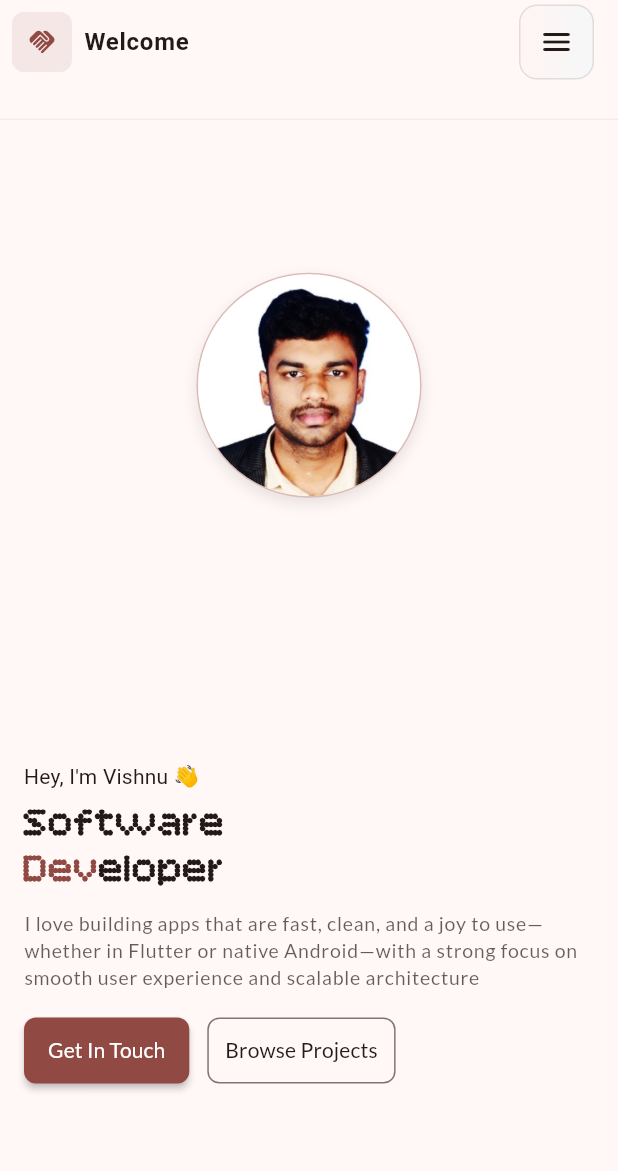
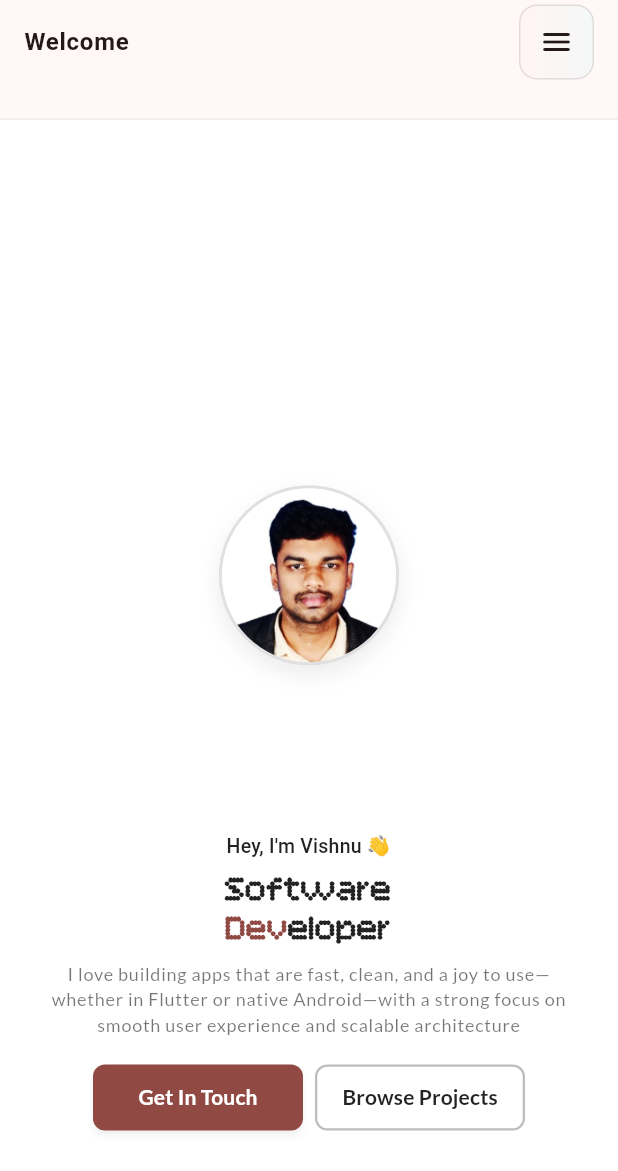
Before and after one commit to vishnusukumar14/portfolio, a Flutter app: the screen it shows after launch, on a phone screen of 412 x 824 dp. Shown: the top 1171 px of the screen. Run offline on Flutter 3.47's test engine with Material 3 defaults, Android fonts, the phone set to English and light mode, and no system bars; our stand-ins replace cloud_firestore, firebase_core, flutter_svg, google_fonts, web; accounts and stored records are empty; generated files the repository leaves out were written again; network calls fail; Roboto replaces fonts that are missing (Arvo).

Commit message:
Fix minor ui issues

```diff
--- a/lib/core/theme.dart
+++ b/lib/core/theme.dart
@@ -335,7 +335,6 @@ class MaterialTheme {
     return theme(darkHighContrastScheme());
   }
 
-
   ThemeData theme(ColorScheme colorScheme) => ThemeData(
     useMaterial3: true,
     brightness: colorScheme.brightness,
@@ -344,13 +343,11 @@ class MaterialTheme {
       bodyColor: colorScheme.onSurface,
       displayColor: colorScheme.onSurface,
     ),
-     scaffoldBackgroundColor: colorScheme.background,
+    scaffoldBackgroundColor: colorScheme.surface,
     canvasColor: colorScheme.surface,
   );
 
-
-  List<ExtendedColor> get extendedColors => [
-  ];
+  List<ExtendedColor> get extendedColors => [];
 }
 
 class ExtendedColor {
--- a/lib/pages/home/home_page.dart
+++ b/lib/pages/home/home_page.dart
@@ -1,4 +1,3 @@
-import 'package:flutter/foundation.dart';
 import 'package:flutter/material.dart';
 import 'package:portfolio_app/core/contents.dart';
 import 'package:portfolio_app/pages/home/sections/internships_section.dart';
@@ -123,19 +122,19 @@ class _PortfolioHomePageState extends State<PortfolioHomePage> {
                   ),
                 ),
               ),
-              leading: Container(
-                margin: EdgeInsets.all(8),
-                decoration: BoxDecoration(
-                  borderRadius: BorderRadius.circular(8),
-                  color: colorScheme.primary.withValues(alpha: 0.1),
-                ),
-                child: Icon(
-                  Icons.handshake_rounded,
-                  color: colorScheme.primary,
-                  size: 20,
-                ),
-              ),
-              titleSpacing: 0,
+              // leading: Container(
+              //   margin: EdgeInsets.all(8),
+              //   decoration: BoxDecoration(
+              //     borderRadius: BorderRadius.circular(8),
+              //     color: colorScheme.primary.withValues(alpha: 0.1),
+              //   ),
+              //   child: Icon(
+              //     Icons.handshake_rounded,
+              //     color: colorScheme.primary,
+              //     size: 20,
+              //   ),
+              // ),
+              // titleSpacing: 0,
               title: Text(
                 "Welcome",
                 style: theme.textTheme.titleMedium?.copyWith(
--- a/lib/pages/home/sections/contact_section.dart
+++ b/lib/pages/home/sections/contact_section.dart
@@ -794,7 +794,7 @@ class _EnhancedContactSectionWidgetState
           SelectableText(
             text,
             style: TextStyle(
-              color: colorScheme.onSurface.withOpacity(0.8),
+              color: colorScheme.onSurface.withValues(alpha: 0.8),
               fontSize: isMobile ? 14 : 16,
               fontWeight: FontWeight.w500,
             ),
--- a/lib/pages/home/sections/hero_section.dart
+++ b/lib/pages/home/sections/hero_section.dart
@@ -17,28 +17,50 @@ class HeroSectionWidget extends StatelessWidget {
     final textTheme = theme.textTheme;
     final isDark = theme.brightness == Brightness.dark;
 
-    // Fully theme-aware colors
-    final primaryTextColor = colorScheme.onSurface;
-    final secondaryTextColor = colorScheme.onSurface.withValues(alpha: 0.7);
+    // Enhanced theme-aware colors with better contrast
+    final primaryTextColor = isDark ? Colors.white : Colors.black87;
+    final secondaryTextColor = isDark ? Colors.white70 : Colors.black54;
     final accentColor = colorScheme.primary;
-    final backgroundColor = colorScheme.surface;
+    final backgroundColor = isDark ? colorScheme.surface : Colors.white;
 
-    // Profile image styling with theme awareness
+    // Profile image styling with enhanced contrast
     final profileBgColor = isDark
         ? colorScheme.surfaceContainerHighest
-        : colorScheme.primaryContainer;
-    final profileBorderColor = colorScheme.outline.withValues(alpha: 0.3);
+        : Colors.grey[100];
+    final profileBorderColor = isDark ? Colors.white24 : Colors.grey[300];
 
     return LayoutBuilder(
       builder: (context, constraints) {
         final bool isMobile = constraints.maxWidth < 700;
+        final bool isTablet =
+            constraints.maxWidth >= 700 && constraints.maxWidth < 1024;
         final screenHeight = MediaQuery.of(context).size.height;
+        final availableHeight =
+            screenHeight -
+            MediaQuery.of(context).padding.top -
+            MediaQuery.of(context).padding.bottom;
 
-        // Adjusted sizes to fit better in screen
-        final double headlineSize = isMobile ? 28 : 48;
-        final double subHeadSize = isMobile ? 14 : 20;
-        final double bodySize = isMobile ? 13 : 16;
-        final double profileImgSize = isMobile ? 150 : 225;
+        // Responsive sizing with overflow prevention
+        final double headlineSize = isMobile
+            ? 24
+            : isTablet
+            ? 32
+            : 42;
+        final double subHeadSize = isMobile
+            ? 13
+            : isTablet
+            ? 16
+            : 18;
+        final double bodySize = isMobile
+            ? 12
+            : isTablet
+            ? 14
+            : 15;
+        final double profileImgSize = isMobile
+            ? 120
+            : isTablet
+            ? 160
+            : 200;
 
         Widget profileImage = Container(
           width: profileImgSize,
@@ -46,13 +68,16 @@ class HeroSectionWidget extends StatelessWidget {
           decoration: BoxDecoration(
             color: profileBgColor,
             shape: BoxShape.circle,
-            border: Border.all(color: profileBorderColor, width: 1.0),
-            // Add subtle shadow for depth, respecting theme
+            border: Border.all(
+              color: profileBorderColor ?? Colors.grey[300]!,
+              width: 2.0,
+            ),
+            // Enhanced shadow for better depth
             boxShadow: [
               BoxShadow(
-                color: colorScheme.shadow.withValues(alpha: isDark ? 0.2 : 0.1),
-                blurRadius: 8,
-                offset: const Offset(0, 4),
+                color: isDark ? Colors.black26 : Colors.grey.withOpacity(0.2),
+                blurRadius: 12,
+                offset: const Offset(0, 6),
               ),
             ],
           ),
@@ -62,11 +87,11 @@ class HeroSectionWidget extends StatelessWidget {
               fit: BoxFit.cover,
               errorBuilder: (context, error, stackTrace) {
                 return Container(
-                  color: colorScheme.surfaceContainerHighest,
+                  color: profileBgColor,
                   child: Icon(
                     Icons.person,
                     size: profileImgSize * 0.5,
-                    color: colorScheme.onSurfaceVariant,
+                    color: isDark ? Colors.white54 : Colors.grey[600],
                   ),
                 );
               },
@@ -75,23 +100,28 @@ class HeroSectionWidget extends StatelessWidget {
         );
 
         Widget textContent = Expanded(
+          child: SingleChildScrollView(
             child: Column(
               crossAxisAlignment: isMobile
-                ? CrossAxisAlignment.start
+                  ? CrossAxisAlignment.center
                   : CrossAxisAlignment.start,
               mainAxisAlignment: MainAxisAlignment.center,
+              mainAxisSize: MainAxisSize.min,
               children: [
                 Text(
                   "Hey, I'm Vishnu 👋",
                   style: textTheme.titleMedium?.copyWith(
                     fontSize: subHeadSize,
-                  fontWeight: FontWeight.w400,
+                    fontWeight: FontWeight.w500,
                     color: primaryTextColor,
                   ),
                   textAlign: isMobile ? TextAlign.center : TextAlign.start,
+                  overflow: TextOverflow.ellipsis,
                 ),
                 SizedBox(height: isMobile ? 6 : 8),
-              RichText(
+                FittedBox(
+                  fit: BoxFit.scaleDown,
+                  child: RichText(
                     textAlign: isMobile ? TextAlign.center : TextAlign.start,
                     text: TextSpan(
                       children: [
@@ -102,7 +132,7 @@ class HeroSectionWidget extends StatelessWidget {
                             fontSize: headlineSize,
                             fontWeight: FontWeight.bold,
                             color: primaryTextColor,
-                        letterSpacing: isMobile ? 0 : -1,
+                            letterSpacing: isMobile ? -0.5 : -1,
                             height: 1.1,
                           ),
                         ),
@@ -113,7 +143,7 @@ class HeroSectionWidget extends StatelessWidget {
                             fontSize: headlineSize,
                             fontWeight: FontWeight.bold,
                             color: accentColor,
-                        letterSpacing: isMobile ? 0 : -1,
+                            letterSpacing: isMobile ? -0.5 : -1,
                             height: 1.1,
                           ),
                         ),
@@ -124,15 +154,19 @@ class HeroSectionWidget extends StatelessWidget {
                             fontSize: headlineSize,
                             fontWeight: FontWeight.bold,
                             color: primaryTextColor,
-                        letterSpacing: isMobile ? 0 : -1,
+                            letterSpacing: isMobile ? -0.5 : -1,
                             height: 1.1,
                           ),
                         ),
                       ],
                     ),
                   ),
-              SizedBox(height: isMobile ? 10 : 16),
-              Text(
+                ),
+                SizedBox(height: isMobile ? 8 : 12),
+                Flexible(
+                  child: Padding(
+                    padding: EdgeInsets.symmetric(horizontal: isMobile ? 8 : 0),
+                    child: Text(
                       "I love building apps that are fast, clean, and a joy to use—whether in Flutter or native Android—with a strong focus on smooth user experience and scalable architecture",
                       style: textTheme.bodyLarge?.copyWith(
                         fontSize: bodySize,
@@ -140,170 +174,159 @@ class HeroSectionWidget extends StatelessWidget {
                         height: 1.4,
                         fontWeight: FontWeight.w400,
                       ),
-                textAlign: isMobile ? TextAlign.start : TextAlign.start,
+                      textAlign: isMobile ? TextAlign.center : TextAlign.start,
+                      maxLines: isMobile ? 4 : null,
+                      overflow: TextOverflow.ellipsis,
                     ),
-              SizedBox(height: isMobile ? 16 : 24),
-              Wrap(
+                  ),
+                ),
+                SizedBox(height: isMobile ? 16 : 20),
+                ConstrainedBox(
+                  constraints: BoxConstraints(
+                    maxWidth: isMobile ? double.infinity : 400,
+                  ),
+                  child: Wrap(
                     alignment: isMobile
                         ? WrapAlignment.center
                         : WrapAlignment.start,
-                spacing: 12,
-                runSpacing: 12,
+                    spacing: 8,
+                    runSpacing: 8,
                     children: [
-                  ElevatedButton(
+                      SizedBox(
+                        width: isMobile ? 140 : 150,
+                        child: ElevatedButton(
                           onPressed: onGetInTouchPressed,
-                    style:
-                        ElevatedButton.styleFrom(
+                          style: ElevatedButton.styleFrom(
                             backgroundColor: colorScheme.primary,
                             foregroundColor: colorScheme.onPrimary,
-                          disabledBackgroundColor: colorScheme.onSurface
-                              .withValues(alpha: 0.12),
-                          disabledForegroundColor: colorScheme.onSurface
-                              .withValues(alpha: 0.38),
+                            disabledBackgroundColor: Colors.grey[400],
+                            disabledForegroundColor: Colors.white,
                             padding: EdgeInsets.symmetric(
-                            horizontal: isMobile ? 16 : 24,
-                            vertical: isMobile ? 12 : 16,
+                              horizontal: 12,
+                              vertical: isMobile ? 12 : 14,
                             ),
                             shape: RoundedRectangleBorder(
                               borderRadius: BorderRadius.circular(8),
                             ),
-                          elevation: isDark ? 1 : 2,
-                          shadowColor: colorScheme.shadow,
-                        ).copyWith(
-                          overlayColor: WidgetStateProperty.resolveWith((
-                            states,
-                          ) {
-                            if (states.contains(WidgetState.hovered)) {
-                              return colorScheme.onPrimary.withValues(
-                                alpha: 0.08,
-                              );
-                            }
-                            if (states.contains(WidgetState.focused)) {
-                              return colorScheme.onPrimary.withValues(
-                                alpha: 0.12,
-                              );
-                            }
-                            if (states.contains(WidgetState.pressed)) {
-                              return colorScheme.onPrimary.withValues(
-                                alpha: 0.12,
-                              );
-                            }
-                            return null;
-                          }),
+                            elevation: 2,
+                            shadowColor: Colors.black26,
                           ),
+                          child: FittedBox(
                             child: Text(
                               'Get In Touch',
-                      style: textTheme.labelLarge?.copyWith(
+                              style: TextStyle(
                                 color: colorScheme.onPrimary,
-                        fontWeight: FontWeight.w500,
-                        fontSize: isMobile ? 14 : 16,
+                                fontWeight: FontWeight.w600,
+                                fontSize: isMobile ? 14 : 15,
                               ),
                             ),
                           ),
-                  OutlinedButton(
+                        ),
+                      ),
+                      SizedBox(
+                        width: isMobile ? 140 : 150,
+                        child: OutlinedButton(
                           onPressed: onBrowseProjectPressed,
                           style:
                               OutlinedButton.styleFrom(
                                 side: BorderSide(
-                            color: colorScheme.outline,
-                            width: 1.0,
+                                  color: isDark
+                                      ? Colors.white38
+                                      : Colors.grey[400]!,
+                                  width: 1.5,
                                 ),
-                          foregroundColor: colorScheme.onSurface,
-                          disabledForegroundColor: colorScheme.onSurface
-                              .withValues(alpha: 0.38),
+                                foregroundColor: primaryTextColor,
+                                backgroundColor: Colors.transparent,
                                 padding: EdgeInsets.symmetric(
-                            horizontal: isMobile ? 12 : 20,
-                            vertical: isMobile ? 12 : 16,
+                                  horizontal: 12,
+                                  vertical: isMobile ? 12 : 14,
                                 ),
                                 shape: RoundedRectangleBorder(
                                   borderRadius: BorderRadius.circular(8),
                                 ),
                               ).copyWith(
-                          overlayColor: WidgetStateProperty.resolveWith((
+                                overlayColor: MaterialStateProperty.resolveWith(
+                                  (states) {
+                                    if (states.contains(
+                                      MaterialState.hovered,
+                                    )) {
+                                      return primaryTextColor.withOpacity(0.05);
+                                    }
+                                    if (states.contains(
+                                      MaterialState.pressed,
+                                    )) {
+                                      return primaryTextColor.withOpacity(0.1);
+                                    }
+                                    return null;
+                                  },
+                                ),
+                                side: MaterialStateProperty.resolveWith((
                                   states,
                                 ) {
-                            if (states.contains(WidgetState.hovered)) {
-                              return colorScheme.onSurface.withValues(
-                                alpha: 0.04,
-                              );
-                            }
-                            if (states.contains(WidgetState.focused)) {
-                              return colorScheme.onSurface.withValues(
-                                alpha: 0.12,
-                              );
-                            }
-                            if (states.contains(WidgetState.pressed)) {
-                              return colorScheme.onSurface.withValues(
-                                alpha: 0.12,
-                              );
-                            }
-                            return null;
-                          }),
-                          side: WidgetStateProperty.resolveWith((states) {
-                            if (states.contains(WidgetState.focused)) {
+                                  if (states.contains(MaterialState.focused) ||
+                                      states.contains(MaterialState.hovered)) {
                                     return BorderSide(
                                       color: colorScheme.primary,
                                       width: 2.0,
                                     );
                                   }
-                            if (states.contains(WidgetState.hovered)) {
                                   return BorderSide(
-                                color: colorScheme.onSurface,
-                                width: 1.0,
-                              );
-                            }
-                            return BorderSide(
-                              color: colorScheme.outline,
-                              width: 1.0,
+                                    color: isDark
+                                        ? Colors.white38
+                                        : Colors.grey[400]!,
+                                    width: 1.5,
                                   );
                                 }),
                               ),
+                          child: FittedBox(
                             child: Text(
                               'Browse Projects',
-                      style: textTheme.labelLarge?.copyWith(
-                        fontWeight: FontWeight.w500,
-                        fontSize: isMobile ? 14 : 16,
-                        color: colorScheme.onSurface,
+                              style: TextStyle(
+                                fontWeight: FontWeight.w600,
+                                fontSize: isMobile ? 14 : 15,
+                                color: primaryTextColor,
+                              ),
+                            ),
                           ),
                         ),
                       ),
                     ],
                   ),
+                ),
               ],
+            ),
           ),
         );
 
         return Container(
           color: backgroundColor,
           width: double.infinity,
-          height: screenHeight,
           padding: EdgeInsets.symmetric(
-            vertical: isMobile ? 20 : 40,
-            horizontal: isMobile ? 16 : 32,
+            vertical: isMobile ? 16 : 24,
+            horizontal: isMobile ? 16 : 24,
           ),
           child: Center(
             child: ConstrainedBox(
               constraints: BoxConstraints(
-                maxWidth: isMobile ? 700 : 1200,
-                maxHeight: screenHeight - (isMobile ? 40 : 80),
+                maxWidth: isMobile ? constraints.maxWidth : 1200,
+                maxHeight: availableHeight - (isMobile ? 32 : 48),
               ),
               child: isMobile
                   ? Column(
-                      mainAxisAlignment: MainAxisAlignment.start,
+                      mainAxisAlignment: MainAxisAlignment.center,
                       crossAxisAlignment: CrossAxisAlignment.center,
                       children: [
-                        // Profile image at center
-                        Expanded(flex: 2, child: Center(child: profileImage)),
-                        // Text content with some spacing from bottom
-                        Expanded(
-                          flex: 3,
-                          child: Padding(
-                            padding: EdgeInsets.only(
-                              bottom: screenHeight * 0.08,
-                            ),
-                            child: textContent,
+                        // Profile image with better spacing
+                        Flexible(
+                          flex: 2,
+                          child: Container(
+                            alignment: Alignment.center,
+                            child: profileImage,
                           ),
                         ),
+                        SizedBox(height: 16),
+                        // Text content with better spacing
+                        Flexible(flex: 3, child: textContent),
                       ],
                     )
                   : Row(
@@ -311,11 +334,13 @@ class HeroSectionWidget extends StatelessWidget {
                       children: [
                         // Text content on left
                         textContent,
-                        SizedBox(width: 40),
-                        // Profile image pushed to the right end with padding
-                        Padding(
-                          padding: const EdgeInsets.only(right: 32),
+                        SizedBox(width: 24),
+                        // Profile image on right
+                        Flexible(
+                          child: Container(
+                            alignment: Alignment.center,
                             child: profileImage,
+                          ),
                         ),
                       ],
                     ),
--- a/lib/widgets/project_card_widget.dart
+++ b/lib/widgets/project_card_widget.dart
@@ -1,5 +1,4 @@
 import 'package:flutter/material.dart';
-import 'package:portfolio_app/core/contents.dart';
 import 'package:portfolio_app/core/util.dart';
 import '../core/models/project.dart';
 
--- a/lib/widgets/social_icon_asset_widget.dart
+++ b/lib/widgets/social_icon_asset_widget.dart
@@ -1,5 +1,4 @@
 import 'package:flutter/material.dart';
-import 'package:portfolio_app/core/contents.dart';
 
 import '../core/util.dart';
 
```
Lines whose indentation alone changed are shown as unchanged.
